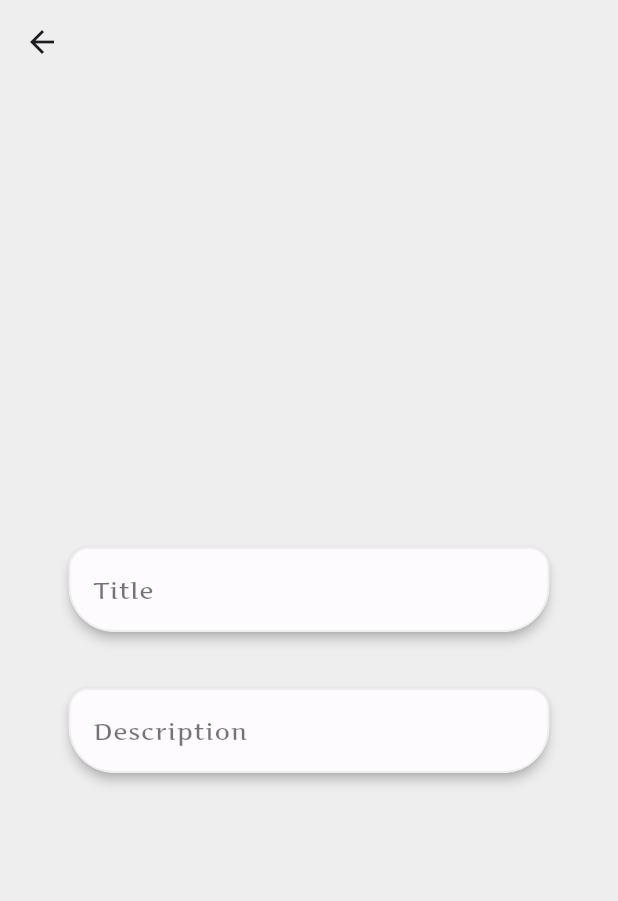
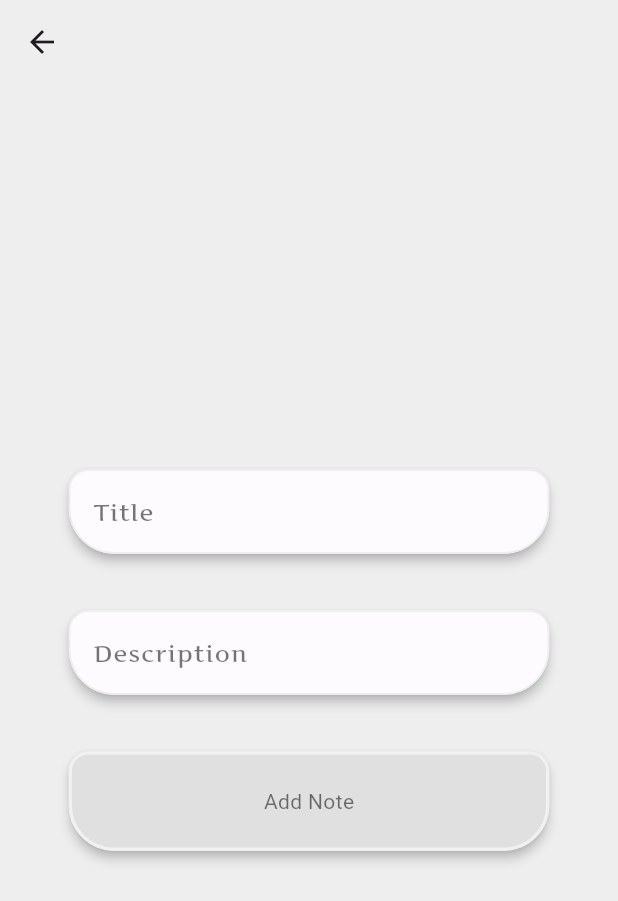
Before and after one commit to RohitGiri420/Codeway--Task_1, a Flutter app: the AddDataScreen screen opened directly, on a phone screen of 412 x 824 dp. Shown: the top 901 px of the screen. Run offline on Flutter 3.47's test engine with Material 3 defaults, Android fonts, the phone set to English and light mode, and no system bars; our stand-ins replace sqflite; accounts and stored records are empty.

Commit message:
custom button is created

```diff
--- a/lib/Screens/AddDataScreen.dart
+++ b/lib/Screens/AddDataScreen.dart
@@ -29,6 +29,8 @@ class _AddDataScreenState extends State<AddDataScreen> {
             UiHelper.CustomTextField("Title",TitleController),
             SizedBox(height: 30,),
             UiHelper.CustomTextField("Description", DescController),
+            SizedBox(height: 30,),
+            UiHelper.CustomButton("Add Note")
 
           ],
         ),
--- a/lib/widget/UiHelper.dart
+++ b/lib/widget/UiHelper.dart
@@ -54,6 +54,8 @@ class UiHelper {
           decoration: InputDecoration(
             fillColor: Colors.white70,
             filled: true,
+
+
             enabledBorder:OutlineInputBorder(
                 borderRadius: BorderRadius.only(
                     topRight: Radius.circular(13),
@@ -76,4 +78,37 @@ class UiHelper {
       ),
     );
   }
+
+  static CustomButton(String title) {
+    return Padding(
+      padding: const EdgeInsets.symmetric(horizontal: 30),
+      child: Card(
+        shape: OutlineInputBorder(
+            borderRadius: BorderRadius.only(
+                topRight: Radius.circular(13),
+                topLeft: Radius.circular(13),
+                bottomRight: Radius.circular(30),
+                bottomLeft: Radius.circular(30)),
+            borderSide: BorderSide(color: Colors.grey.shade200,width: 0.0)
+        ),
+        elevation:3,
+        child: Container(
+
+          child: Center(child: Text("$title",style: TextStyle(color: Colors.black54),)),
+
+          height: 66,
+          width: double.infinity,
+          decoration: BoxDecoration(
+            color: Colors.grey.shade300,
+            borderRadius: BorderRadius.only(
+                topRight: Radius.circular(13),
+                topLeft: Radius.circular(13),
+                bottomRight: Radius.circular(30),
+                bottomLeft: Radius.circular(30)),
+            border: Border.all(color: Colors.white54,width: 2)
+          ),
+        ),
+      ),
+    );
+  }
 }
```
